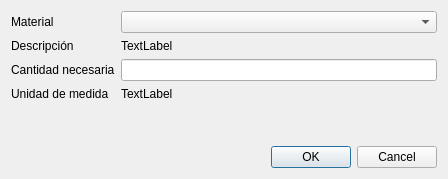
The window that mksPlanner/views/dlgcomponentematerial.ui (diegowald/mksPlanner) describes before a commit, drawn with Qt 5.
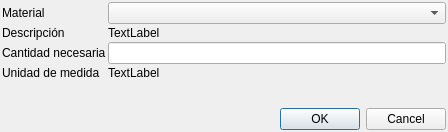
The same window after the commit.

The edit to the form file:
```diff
--- a/mksPlanner/views/dlgcomponentematerial.ui
+++ b/mksPlanner/views/dlgcomponentematerial.ui
@@ -7,15 +7,36 @@
     <x>0</x>
     <y>0</y>
     <width>448</width>
-    <height>179</height>
+    <height>132</height>
    </rect>
   </property>
   <property name="windowTitle">
    <string>Dialog</string>
   </property>
   <layout class="QVBoxLayout" name="verticalLayout">
+   <property name="spacing">
+    <number>2</number>
+   </property>
+   <property name="leftMargin">
+    <number>2</number>
+   </property>
+   <property name="topMargin">
+    <number>2</number>
+   </property>
+   <property name="rightMargin">
+    <number>2</number>
+   </property>
+   <property name="bottomMargin">
+    <number>2</number>
+   </property>
    <item>
     <layout class="QFormLayout" name="formLayout">
+     <property name="horizontalSpacing">
+      <number>2</number>
+     </property>
+     <property name="verticalSpacing">
+      <number>2</number>
+     </property>
      <item row="0" column="0">
       <widget class="QLabel" name="label">
        <property name="text">
```
Left out of the diff: 2 changed lines with no effect on the pictures.
